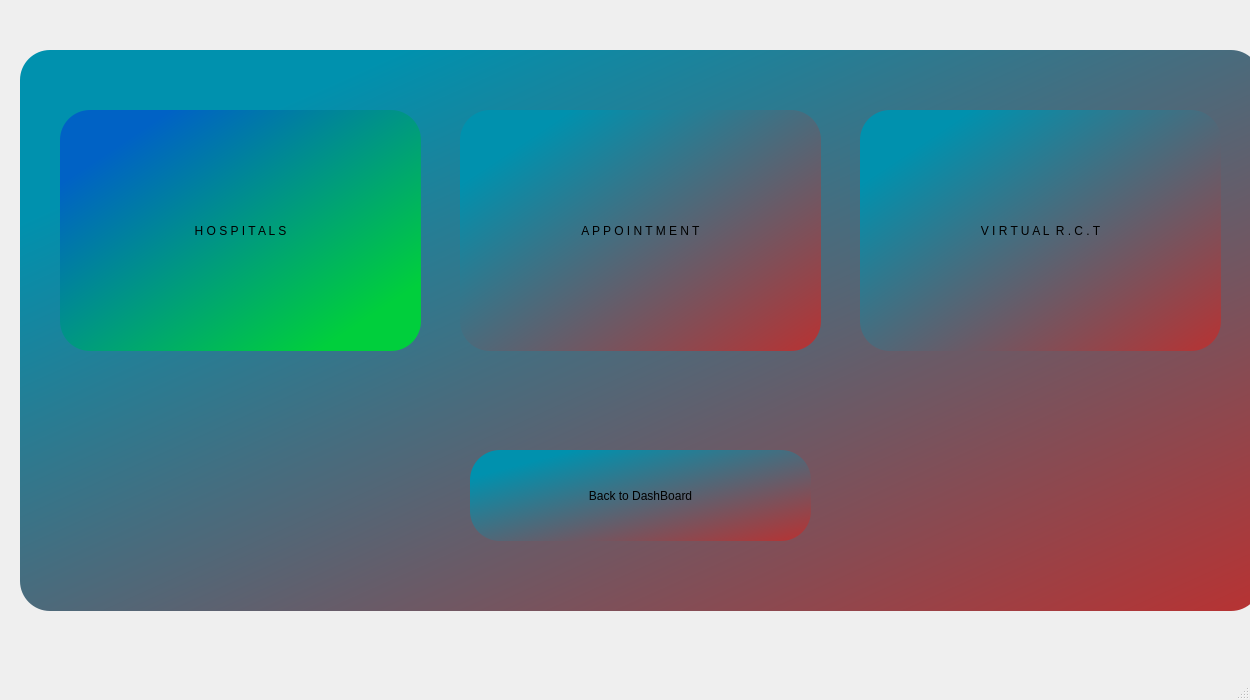
Above: CoviCURE/Forms/Hospital/hospdash.ui from ayush-regmi/CoviCURE before the change. Below: the same form after it.
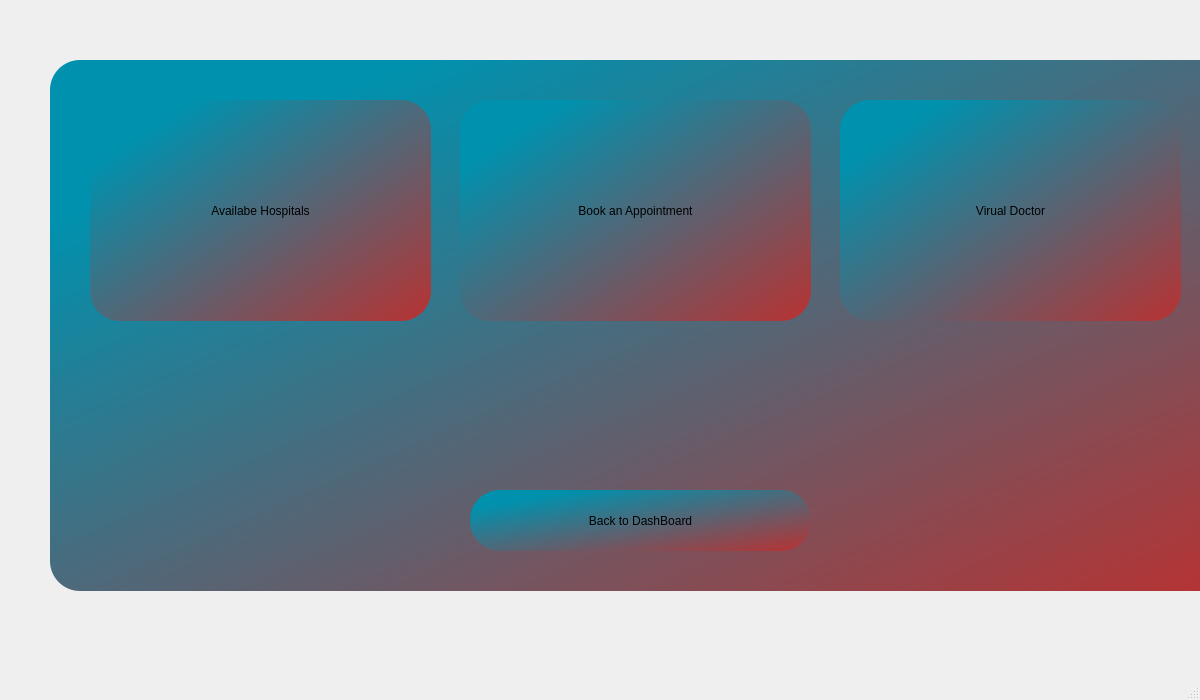
That is the form after the change.

Diff of the .ui file:
```diff
--- a/CoviCURE/Forms/Hospital/hospdash.ui
+++ b/CoviCURE/Forms/Hospital/hospdash.ui
@@ -6,7 +6,7 @@
    <rect>
     <x>0</x>
     <y>0</y>
-    <width>1250</width>
+    <width>1200</width>
     <height>700</height>
    </rect>
   </property>
@@ -17,10 +17,10 @@
    <widget class="QGroupBox" name="groupBox">
     <property name="geometry">
      <rect>
-      <x>20</x>
-      <y>50</y>
-      <width>1241</width>
-      <height>561</height>
+      <x>50</x>
+      <y>60</y>
+      <width>1181</width>
+      <height>531</height>
      </rect>
     </property>
     <property name="styleSheet">
@@ -33,10 +33,10 @@
     <widget class="QPushButton" name="pushVirtualdoctor">
      <property name="geometry">
       <rect>
-       <x>840</x>
-       <y>60</y>
-       <width>361</width>
-       <height>241</height>
+       <x>790</x>
+       <y>40</y>
+       <width>341</width>
+       <height>221</height>
       </rect>
      </property>
      <property name="sizePolicy">
@@ -46,16 +46,16 @@
       </sizepolicy>
      </property>
      <property name="text">
-      <string>V I R T U A L  R . C . T</string>
+      <string>Virual Doctor</string>
      </property>
     </widget>
     <widget class="QPushButton" name="pushAppointment">
      <property name="geometry">
       <rect>
-       <x>440</x>
-       <y>60</y>
-       <width>361</width>
-       <height>241</height>
+       <x>410</x>
+       <y>40</y>
+       <width>351</width>
+       <height>221</height>
       </rect>
      </property>
      <property name="sizePolicy">
@@ -65,16 +65,16 @@
       </sizepolicy>
      </property>
      <property name="text">
-      <string>A P P O I N T M E N T</string>
+      <string>Book an Appointment</string>
      </property>
     </widget>
     <widget class="QPushButton" name="pushHospitals">
      <property name="geometry">
       <rect>
        <x>40</x>
-       <y>60</y>
-       <width>361</width>
-       <height>241</height>
+       <y>40</y>
+       <width>341</width>
+       <height>221</height>
       </rect>
      </property>
      <property name="sizePolicy">
@@ -83,20 +83,17 @@
        <verstretch>0</verstretch>
       </sizepolicy>
      </property>
-     <property name="styleSheet">
-      <string notr="true">background-color: qlineargradient(spread:reflect, x1:0, y1:0, x2:1, y2:1, stop:0.153409 rgba(0, 98, 197, 255), stop:0.857955 rgba(0, 207, 60, 255));</string>
-     </property>
      <property name="text">
-      <string>H O S P I T A L S</string>
+      <string>Availabe Hospitals</string>
      </property>
     </widget>
     <widget class="QPushButton" name="pushDashboard">
      <property name="geometry">
       <rect>
-       <x>450</x>
-       <y>400</y>
+       <x>420</x>
+       <y>430</y>
        <width>341</width>
-       <height>91</height>
+       <height>61</height>
       </rect>
      </property>
      <property name="sizePolicy">
```
Left out of the diff: 2 changed lines with no effect on the pictures.
